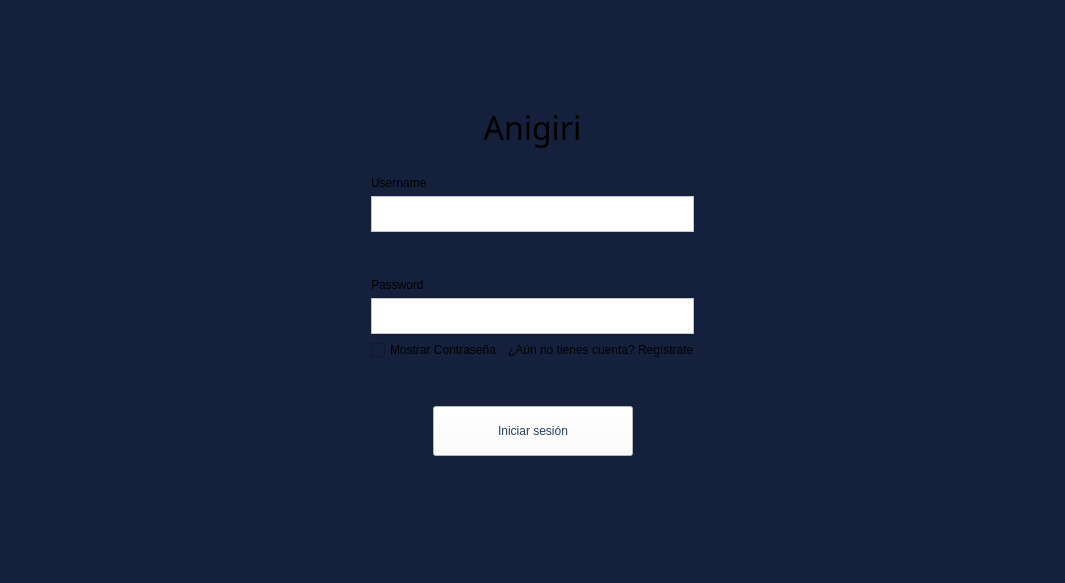
The window that login.ui (rmungar/PersistenciaDIN) describes before a commit, drawn with Qt 5.
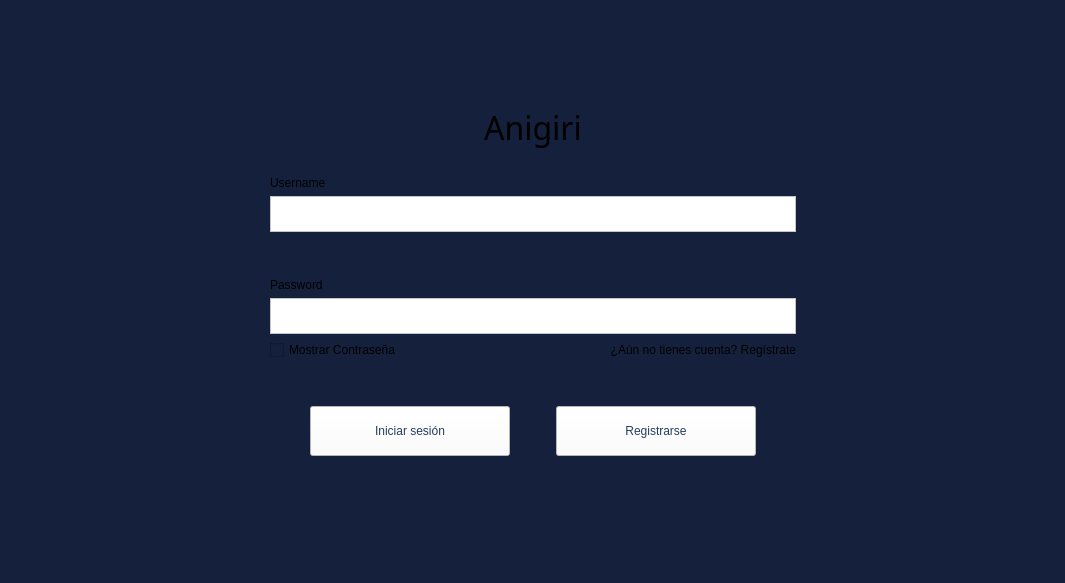
The same window after the commit.

Commit message: login update y home page

The edit to the form file:
```diff
--- a/login.ui
+++ b/login.ui
@@ -64,7 +64,38 @@
     </item>
     <item row="6" column="2">
      <layout class="QGridLayout" name="gridLayout_4">
-      <item row="0" column="3">
+      <item row="0" column="4">
+       <widget class="QPushButton" name="pushButton">
+        <property name="minimumSize">
+         <size>
+          <width>200</width>
+          <height>50</height>
+         </size>
+        </property>
+        <property name="styleSheet">
+         <string notr="true">background-color: rgb(255, 255, 255);
+font: 700 11pt &quot;Segoe UI&quot;;
+color: rgb(36, 61, 95);</string>
+        </property>
+        <property name="text">
+         <string>Registrarse</string>
+        </property>
+       </widget>
+      </item>
+      <item row="0" column="1">
+       <spacer name="horizontalSpacer">
+        <property name="orientation">
+         <enum>Qt::Orientation::Horizontal</enum>
+        </property>
+        <property name="sizeHint" stdset="0">
+         <size>
+          <width>40</width>
+          <height>20</height>
+         </size>
+        </property>
+       </spacer>
+      </item>
+      <item row="0" column="5">
        <spacer name="horizontalSpacer_2">
         <property name="orientation">
          <enum>Qt::Orientation::Horizontal</enum>
@@ -95,8 +126,8 @@
         </property>
        </widget>
       </item>
-      <item row="0" column="1">
-       <spacer name="horizontalSpacer">
+      <item row="0" column="3">
+       <spacer name="horizontalSpacer_10">
         <property name="orientation">
          <enum>Qt::Orientation::Horizontal</enum>
         </property>
@@ -122,7 +153,7 @@
       <item row="10" column="1">
        <widget class="QLabel" name="label">
         <property name="text">
-         <string>¿Aún no tienes cuenta? Regístrate</string>
+         <string>&lt;html&gt;&lt;head/&gt;&lt;body&gt;&lt;p align=&quot;right&quot;&gt;¿Aún no tienes cuenta? Regístrate&lt;/p&gt;&lt;/body&gt;&lt;/html&gt;</string>
         </property>
        </widget>
       </item>
@@ -137,7 +168,7 @@
        <widget class="QTextEdit" name="password">
         <property name="maximumSize">
          <size>
-          <width>409</width>
+          <width>16777215</width>
           <height>36</height>
          </size>
         </property>
```
The commit also changes 4 other files.
